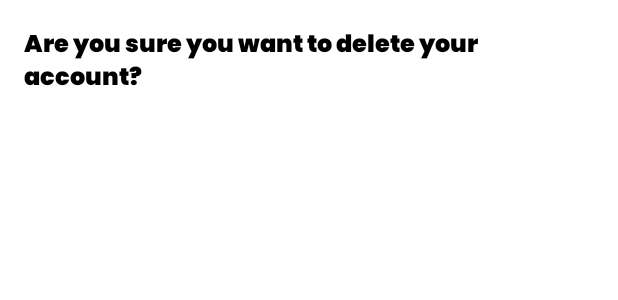
After one commit to KhalilFarhat/Recipe-App, an Android app: the layout areyousure_dialog.xml on its own in the app's theme, with its tools: preview values and no code run, on a phone screen of 412 x 824 dp. The commit adds this screen. Shown: the top 300 px of the screen. Run offline under Robolectric (Android 15) with nearby library versions, the phone set to English and light mode, and no system bars.

Commit message:
App mostly done

```diff
--- a/app/src/main/res/layout/activity_login.xml
+++ b/app/src/main/res/layout/activity_login.xml
@@ -96,6 +96,7 @@
         android:ellipsize="end"
         android:fontFamily="@font/poppinsblack"
         android:hint="@string/password"
+        android:inputType="textPassword"
         android:maxLength="25"
         android:maxLines="1"
         android:minHeight="48dp"
--- /dev/null
+++ b/app/src/main/res/layout/areyousure_dialog.xml
@@ -0,0 +1,19 @@
+<?xml version="1.0" encoding="utf-8"?>
+<LinearLayout xmlns:android="http://schemas.android.com/apk/res/android"
+    xmlns:app="http://schemas.android.com/apk/res-auto"
+    xmlns:tools="http://schemas.android.com/tools"
+    android:layout_width="match_parent"
+    android:layout_height="wrap_content"
+    android:orientation="vertical"
+    android:padding="16dp">
+
+    <TextView
+        android:layout_width="match_parent"
+        android:layout_height="wrap_content"
+        android:layout_marginBottom="10dp"
+        android:fontFamily="@font/poppinsblack"
+        android:text="Are you sure you want to delete your account?"
+        android:textColor="@color/black"
+        android:textSize="16sp" />
+
+</LinearLayout>
```
Also changed, not shown: app/src/main/java/com/example/recipeapp/AccountFragment.java (+5 -3 lines), app/src/main/java/com/example/recipeapp/SettingsFragment.java (+99 -23 lines), app/src/main/java/com/example/recipeapp/dbHelper.java (+6 -4 lines), app/src/main/res/layout/fragment_account.xml (+0 -9 lines).
